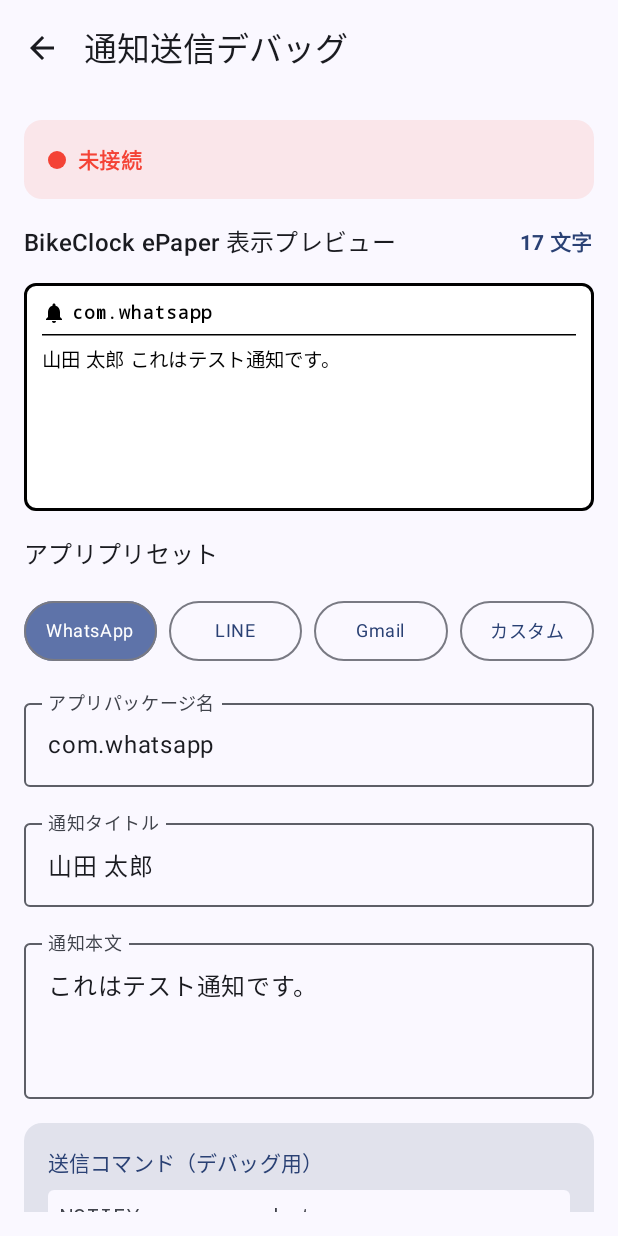
After one commit to pirorin215/btclock, an Android app built with Jetpack Compose: the composable NotificationDebugScreen shown on its own in the app's theme, on a phone screen of 412 x 824 dp. The commit adds this screen. Run offline under Robolectric (Android 15) with nearby library versions, the light colour scheme and no system bars.

Commit message:
Phase 13 通知の最大表示文字数設定と送信デバッグ画面を追加

```diff
--- a/BTClockMob/app/src/main/java/com/pirorin215/btclockmob/data/AppSettingsRepository.kt
+++ b/BTClockMob/app/src/main/java/com/pirorin215/btclockmob/data/AppSettingsRepository.kt
@@ -96,6 +96,18 @@ object Settings {
         booleanPreferencesKey("notification_forwarding_enabled"),
         true
     )
+
+    /** 通知の最大表示文字数のデフォルト値（実機調整による最適値） */
+    const val DEFAULT_NOTIFICATION_MAX_CHARS = 47
+
+    /**
+     * 通知の最大文字数（Phase 11 拡張）。
+     * ePaperの視認性を考慮し、この文字数で切り詰め、末尾に「＞」を付与する。
+     */
+    val NOTIFICATION_MAX_CHARS = SettingKey.Direct(
+        intPreferencesKey("notification_max_chars"),
+        DEFAULT_NOTIFICATION_MAX_CHARS
+    )
 }
 
 class AppSettingsRepository(private val context: Context) {
--- a/BTClockMob/app/src/main/java/com/pirorin215/btclockmob/service/BikeNotificationListener.kt
+++ b/BTClockMob/app/src/main/java/com/pirorin215/btclockmob/service/BikeNotificationListener.kt
@@ -73,6 +73,10 @@ class BikeNotificationListener : NotificationListenerService(), KoinComponent {
                 val title = extras.getCharSequence(Notification.EXTRA_TITLE)?.toString().orEmpty()
                 val body = extractText(notification).orEmpty()
 
+                // 最大文字数設定を取得
+                val maxChars = appSettingsRepository
+                    .getFlow(Settings.NOTIFICATION_MAX_CHARS).first()
+
                 // 本文構成: タイトル + 空白 + 本文。改行は空白に置換（drawWrappedTextが\nを無視するため）
                 val combined = listOf(title, body)
                     .map { it.replace("\n", " ").replace("\r", " ").trim() }
@@ -80,7 +84,15 @@ class BikeNotificationListener : NotificationListenerService(), KoinComponent {
                     .joinToString(" ")
                 if (combined.isEmpty()) return@launch
 
-                val truncated = truncateUtf8(combined, MAX_BODY_BYTES)
+                // 1) 文字数制限と「続きあり」記号の付与
+                val limitedText = if (combined.length > maxChars) {
+                    combined.take(maxChars - 1) + "＞"
+                } else {
+                    combined
+                }
+
+                // 2) バイト数制限での最終切り詰め
+                val truncated = truncateUtf8(limitedText, MAX_BODY_BYTES)
 
                 // デバウンス: 同一通知で同一本文かつ窓内は送信しない
                 val key = sbn.key ?: sbn.packageName
@@ -96,7 +108,7 @@ class BikeNotificationListener : NotificationListenerService(), KoinComponent {
                 }
 
                 val command = "NOTIFY:app=${sbn.packageName}\n$truncated"
-                logManager.addDebugLog("通知転送: ${sbn.packageName} / ${combined.take(40)}")
+                logManager.addDebugLog("通知転送: ${sbn.packageName} / ${truncated.take(40)}")
                 bleRepository.sendCommandSerial(command)
             }
         } catch (e: Exception) {
--- a/BTClockMob/app/src/main/java/com/pirorin215/btclockmob/ui/screen/AppSettingsScreen.kt
+++ b/BTClockMob/app/src/main/java/com/pirorin215/btclockmob/ui/screen/AppSettingsScreen.kt
@@ -72,6 +72,7 @@ fun AppSettingsScreen(appSettingsViewModel: AppSettingsViewModel, onBack: () ->
     val currentRouteOffset by appSettingsViewModel.routeCenterOffset.collectAsState()
     val currentTargetDeviceName by appSettingsViewModel.targetDeviceName.collectAsState()
     val currentNotifFwd by appSettingsViewModel.notificationForwardingEnabled.collectAsState()
+    val currentNotifMaxChars by appSettingsViewModel.notificationMaxChars.collectAsState()
 
     // ペアリング済みのBikeClockデバイス候補（設定画面の選択リスト／自動選択で使用）
     val context = LocalContext.current
@@ -84,6 +85,7 @@ fun AppSettingsScreen(appSettingsViewModel: AppSettingsViewModel, onBack: () ->
     var selectedDistance by remember(currentDistance) { mutableStateOf(currentDistance.toFloat()) }
     var selectedRouteOffset by remember(currentRouteOffset) { mutableStateOf(currentRouteOffset) }
     var notifFwdChecked by remember(currentNotifFwd) { mutableStateOf(currentNotifFwd) }
+    var selectedNotifMaxChars by remember(currentNotifMaxChars) { mutableStateOf(currentNotifMaxChars.toFloat()) }
     // 未選択(空)のときは先頭デバイスを事前選択（アプリが実際に接続しに行く対象と一致させる）
     var targetDeviceNameInput by remember(currentTargetDeviceName, pairedDevices) {
         mutableStateOf(currentTargetDeviceName.ifBlank { pairedDevices.firstOrNull() ?: "" })
@@ -110,6 +112,7 @@ fun AppSettingsScreen(appSettingsViewModel: AppSettingsViewModel, onBack: () ->
         appSettingsViewModel.saveRouteCenterOffset(selectedRouteOffset)
         appSettingsViewModel.saveTargetDeviceName(targetDeviceNameInput.trim())
         appSettingsViewModel.saveNotificationForwardingEnabled(notifFwdChecked)
+        appSettingsViewModel.saveNotificationMaxChars(selectedNotifMaxChars.roundToInt())
         onBack()
     }
 
@@ -199,6 +202,22 @@ fun AppSettingsScreen(appSettingsViewModel: AppSettingsViewModel, onBack: () ->
                     colors = SwitchDefaults.colors()
                 )
             }
+            Spacer(modifier = Modifier.height(8.dp))
+
+            // New: Notification max chars slider
+            Text(
+                text = "${stringResource(R.string.notification_max_chars)}: ${selectedNotifMaxChars.roundToInt()}文字",
+                style = MaterialTheme.typography.bodyLarge,
+                color = if (notifFwdChecked) MaterialTheme.colorScheme.onSurface else MaterialTheme.colorScheme.onSurfaceVariant.copy(alpha = 0.5f)
+            )
+            Slider(
+                value = selectedNotifMaxChars,
+                onValueChange = { selectedNotifMaxChars = it },
+                valueRange = 10f..100f,
+                steps = 90,
+                enabled = notifFwdChecked
+            )
+
             Spacer(modifier = Modifier.height(8.dp))
             if (listenerEnabled) {
                 Text(
--- a/BTClockMob/app/src/main/java/com/pirorin215/btclockmob/ui/screen/MainScreen.kt
+++ b/BTClockMob/app/src/main/java/com/pirorin215/btclockmob/ui/screen/MainScreen.kt
@@ -92,6 +92,7 @@ fun MainScreen(
     var showAppSettings by remember { mutableStateOf(false) }
     var showAppLogPanel by remember { mutableStateOf(false) }
     var showKeyCodeSettings by remember { mutableStateOf(false) }
+    var showNotificationDebug by remember { mutableStateOf(false) }
 
     var showConfirmDialog by remember { mutableStateOf(false) }
     var showDeleteSelectedDialog by remember { mutableStateOf(false) }
@@ -112,11 +113,13 @@ fun MainScreen(
     // KeyCodeSettingsViewModelの初期化 (Koin)
     val keyCodeSettingsViewModel: KeyCodeSettingsViewModel = koinViewModel()
 
-    BackHandler(enabled = isSelectionMode || showAppSettings || showKeyCodeSettings) {
+    BackHandler(enabled = isSelectionMode || showAppSettings || showKeyCodeSettings || showNotificationDebug) {
         if (showAppSettings) {
             showAppSettings = false
         } else if (showKeyCodeSettings) {
             showKeyCodeSettings = false
+        } else if (showNotificationDebug) {
+            showNotificationDebug = false
         } else if (isSelectionMode) {
             historyViewModel.exitSelectionMode()
         }
@@ -148,6 +151,12 @@ fun MainScreen(
             KeyCodeSettingsScreen(
                 viewModel = keyCodeSettingsViewModel,
                 onBack = { showKeyCodeSettings = false }
+            )
+        }
+        showNotificationDebug -> {
+            NotificationDebugScreen(
+                mainViewModel = mainViewModel,
+                onBack = { showNotificationDebug = false }
             )
         }
         else -> {
@@ -260,6 +269,13 @@ fun MainScreen(
                                         text = { Text("キー設定") },
                                         onClick = {
                                             showKeyCodeSettings = true
+                                            expanded = false
+                                        }
+                                    )
+                                    DropdownMenuItem(
+                                        text = { Text("通知デバッグ") },
+                                        onClick = {
+                                            showNotificationDebug = true
                                             expanded = false
                                         }
                                     )
--- /dev/null
+++ b/BTClockMob/app/src/main/java/com/pirorin215/btclockmob/ui/screen/NotificationDebugScreen.kt
@@ -0,0 +1,334 @@
+package com.pirorin215.btclockmob.ui.screen
+
+import android.widget.Toast
+import androidx.compose.foundation.background
+import androidx.compose.foundation.border
+import androidx.compose.foundation.clickable
+import androidx.compose.foundation.layout.*
+import androidx.compose.foundation.rememberScrollState
+import androidx.compose.foundation.shape.RoundedCornerShape
+import androidx.compose.foundation.verticalScroll
+import androidx.compose.material.icons.Icons
+import androidx.compose.material.icons.automirrored.filled.ArrowBack
+import androidx.compose.material.icons.automirrored.filled.Send
+import androidx.compose.material.icons.filled.Notifications
+import androidx.compose.material3.*
+import androidx.compose.runtime.*
+import androidx.compose.ui.Alignment
+import androidx.compose.ui.Modifier
+import androidx.compose.ui.graphics.Color
+import androidx.compose.ui.platform.LocalContext
+import androidx.compose.ui.text.font.FontFamily
+import androidx.compose.ui.text.font.FontWeight
+import androidx.compose.ui.text.style.TextOverflow
+import androidx.compose.ui.unit.dp
+import androidx.compose.ui.unit.sp
+import com.pirorin215.btclockmob.data.ConnectionState
+import com.pirorin215.btclockmob.viewModel.MainViewModel
+
+@OptIn(ExperimentalMaterial3Api::class)
+@Composable
+fun NotificationDebugScreen(
+    mainViewModel: MainViewModel,
+    onBack: () -> Unit
+) {
+    val context = LocalContext.current
+    val connectionState by mainViewModel.connectionState.collectAsState()
+    val maxCharsSetting by mainViewModel.notificationMaxChars.collectAsState()
+
+    var appName by remember { mutableStateOf("com.whatsapp") }
+    var title by remember { mutableStateOf("山田 太郎") }
+    var body by remember { mutableStateOf("これはテスト通知です。") }
+
+    // 送信コマンドのプレビュー生成用
+    val combinedText = remember(title, body) {
+        listOf(title, body)
+            .map { it.replace("\n", " ").replace("\r", " ").trim() }
+            .filter { it.isNotEmpty() }
+            .joinToString(" ")
+    }
+
+    val maxBytes = 180
+    val maxChars = maxCharsSetting
+    val truncatedText = remember(combinedText, maxChars) {
+        // 1) 文字数制限と「続きあり」記号の付与
+        val limitedText = if (combinedText.length > maxChars) {
+            combinedText.take(maxChars - 1) + "＞"
+        } else {
+            combinedText
+        }
+        // 2) バイト数制限での最終切り詰め
+        truncateUtf8(limitedText, maxBytes)
+    }
+
+    val previewCommand = remember(appName, truncatedText) {
+        "NOTIFY:app=$appName\n$truncatedText"
+    }
+
+    val commandBytesSize = remember(previewCommand) {
+        previewCommand.toByteArray(Charsets.UTF_8).size
+    }
+
+    // 接続状態
+    val isConnected = connectionState is ConnectionState.Connected
+
+    Scaffold(
+        topBar = {
+            TopAppBar(
+                title = { Text("通知送信デバッグ") },
+                navigationIcon = {
+                    IconButton(onClick = onBack) {
+                        Icon(Icons.AutoMirrored.Filled.ArrowBack, contentDescription = "戻る")
+                    }
+                }
+            )
+        }
+    ) { innerPadding ->
+        Column(
+            modifier = Modifier
+                .fillMaxSize()
+                .padding(innerPadding)
+                .padding(16.dp)
+                .verticalScroll(rememberScrollState()),
+            verticalArrangement = Arrangement.spacedBy(16.dp)
+        ) {
+            // 接続ステータス表示
+            val statusText = if (isConnected) "接続中: ${(connectionState as ConnectionState.Connected).device.name}" else "未接続"
+            val statusColor = if (isConnected) Color(0xFF4CAF50) else Color(0xFFF44336)
+
+            Card(
+                modifier = Modifier.fillMaxWidth(),
+                colors = CardDefaults.cardColors(containerColor = statusColor.copy(alpha = 0.1f))
+            ) {
+                Row(
+                    modifier = Modifier.padding(16.dp),
+                    verticalAlignment = Alignment.CenterVertically
+                ) {
+                    Box(
+                        modifier = Modifier
+                            .size(12.dp)
+                            .background(statusColor, shape = RoundedCornerShape(6.dp))
+                    )
+                    Spacer(modifier = Modifier.width(8.dp))
+                    Text(
+                        text = statusText,
+                        style = MaterialTheme.typography.bodyMedium,
+                        color = statusColor,
+                        fontWeight = FontWeight.Bold
+                    )
+                }
+            }
+
+            // ePaper プレビュー風カード
+            Row(
+                modifier = Modifier.fillMaxWidth(),
+                horizontalArrangement = Arrangement.SpaceBetween,
+                verticalAlignment = Alignment.CenterVertically
+            ) {
+                Text("BikeClock ePaper 表示プレビュー", style = MaterialTheme.typography.titleMedium)
+                Text(
+                    text = "${truncatedText.length} 文字",
+                    style = MaterialTheme.typography.bodyMedium,
+                    color = MaterialTheme.colorScheme.primary,
+                    fontWeight = FontWeight.Bold
+                )
+            }
+            Card(
+                modifier = Modifier
+                    .fillMaxWidth()
+                    .aspectRatio(2.5f) // ePaper のアスペクト比を模擬
+                    .border(2.dp, Color.Black, RoundedCornerShape(8.dp)),
+                shape = RoundedCornerShape(8.dp),
+                colors = CardDefaults.cardColors(
+                    containerColor = Color.White,
+                    contentColor = Color.Black
+                )
+            ) {
+                Column(
+                    modifier = Modifier
+                        .fillMaxSize()
+                        .padding(12.dp)
+                ) {
+                    // ヘッダー: アプリ名
+                    Row(
+                        verticalAlignment = Alignment.CenterVertically,
+                        modifier = Modifier
+                            .fillMaxWidth()
+                            .padding(bottom = 6.dp)
+                    ) {
+                        Icon(
+                            Icons.Default.Notifications,
+                            contentDescription = null,
+                            tint = Color.Black,
+                            modifier = Modifier.size(16.dp)
+                        )
+                        Spacer(modifier = Modifier.width(4.dp))
+                        Text(
+                            text = appName.ifEmpty { "System Notification" },
+                            style = MaterialTheme.typography.labelMedium.copy(
+                                fontWeight = FontWeight.Bold,
+                                fontSize = 12.sp,
+                                fontFamily = FontFamily.Monospace
+                            ),
+                            maxLines = 1,
+                            overflow = TextOverflow.Ellipsis
+                        )
+                    }
+
+                    HorizontalDivider(color = Color.Black, thickness = 1.dp)
+
+                    // 本文表示
+                    Text(
+                        text = truncatedText.ifEmpty { "（表示するテキストがありません）" },
+                        style = MaterialTheme.typography.bodyMedium.copy(
+                            fontSize = 13.sp,
+                            lineHeight = 16.sp,
+                            fontFamily = FontFamily.SansSerif
+                        ),
+                        modifier = Modifier
+                            .weight(1f)
+                            .padding(top = 6.dp),
+                        overflow = TextOverflow.Ellipsis
+                    )
+                }
+            }
+
+            // プリセット選択
+            Text("アプリプリセット", style = MaterialTheme.typography.titleMedium)
+            Row(
+                modifier = Modifier.fillMaxWidth(),
+                horizontalArrangement = Arrangement.spacedBy(8.dp)
+            ) {
+                listOf(
+                    "WhatsApp" to "com.whatsapp",
+                    "LINE" to "jp.naver.line.android",
+                    "Gmail" to "com.google.android.gm",
+                    "カスタム" to "com.example.notification"
+                ).forEach { (label, pkg) ->
+                    val selected = appName == pkg
+                    OutlinedButton(
+                        onClick = { appName = pkg },
+                        modifier = Modifier.weight(1f),
+                        colors = ButtonDefaults.outlinedButtonColors(
+                            containerColor = if (selected) MaterialTheme.colorScheme.primaryContainer else Color.Transparent,
+                            contentColor = if (selected) MaterialTheme.colorScheme.onPrimaryContainer else MaterialTheme.colorScheme.primary
+                        ),
+                        contentPadding = PaddingValues(horizontal = 4.dp, vertical = 8.dp)
+                    ) {
+                        Text(label, style = MaterialTheme.typography.bodySmall)
+                    }
+                }
+            }
+
+            // 入力フォーム
+            OutlinedTextField(
+                value = appName,
+                onValueChange = { appName = it },
+                label = { Text("アプリパッケージ名") },
+                modifier = Modifier.fillMaxWidth(),
+                singleLine = true
+            )
+
+            OutlinedTextField(
+                value = title,
+                onValueChange = { title = it },
+                label = { Text("通知タイトル") },
+                modifier = Modifier.fillMaxWidth(),
+                singleLine = true
+            )
+
+            OutlinedTextField(
+                value = body,
+                onValueChange = { body = it },
+                label = { Text("通知本文") },
+                modifier = Modifier.fillMaxWidth(),
+                minLines = 3
+            )
+
+            // プレビューカード
+            Card(
+                modifier = Modifier.fillMaxWidth(),
+                colors = CardDefaults.cardColors(containerColor = MaterialTheme.colorScheme.surfaceVariant)
+            ) {
+                Column(modifier = Modifier.padding(16.dp)) {
+                    Text(
+                        text = "送信コマンド（デバッグ用）",
+                        style = MaterialTheme.typography.titleSmall,
+                        color = MaterialTheme.colorScheme.primary
+                    )
+                    Spacer(modifier = Modifier.height(8.dp))
+                    Text(
+                        text = previewCommand,
+                        style = MaterialTheme.typography.bodyMedium.copy(fontFamily = FontFamily.Monospace),
+                        modifier = Modifier
+                            .fillMaxWidth()
+                            .background(MaterialTheme.colorScheme.surface, shape = RoundedCornerShape(4.dp))
+                            .padding(8.dp)
+                    )
+                    Spacer(modifier = Modifier.height(8.dp))
+                    Row(
+                        modifier = Modifier.fillMaxWidth(),
+                        horizontalArrangement = Arrangement.SpaceBetween
+                    ) {
+                        Text(
+                            text = "本文: ${truncatedText.toByteArray(Charsets.UTF_8).size} / $maxBytes bytes",
+                            style = MaterialTheme.typography.bodySmall,
+                            color = if (combinedText.toByteArray(Charsets.UTF_8).size > maxBytes) Color(0xFFFF9800) else MaterialTheme.colorScheme.onSurfaceVariant
+                        )
+                        Text(
+                            text = "総サイズ: $commandBytesSize bytes",
+                            style = MaterialTheme.typography.bodySmall,
+                            color = MaterialTheme.colorScheme.onSurfaceVariant
+                        )
+                    }
+                    val isOverLimit = combinedText.length > maxChars || combinedText.toByteArray(Charsets.UTF_8).size > maxBytes
+                    if (isOverLimit) {
+                        val reason = if (combinedText.length > maxChars) "${maxChars}文字" else "${maxBytes}B"
+                        Text(
+                            text = "※本文が上限（$reason）を超えるため切り詰められます",
+                            style = MaterialTheme.typography.labelSmall,
+                            color = Color(0xFFFF9800),
+                            modifier = Modifier.padding(top = 4.dp)
+                        )
+                    }
+                }
+            }
+
+            // 送信ボタン
+            Button(
+                onClick = {
+                    if (!isConnected) {
+                        Toast.makeText(context, "デバイスに接続されていません", Toast.LENGTH_SHORT).show()
+                        return@Button
+                    }
+                    try {
+                        mainViewModel.sendCommand(previewCommand)
+                        Toast.makeText(context, "通知コマンドを送信しました", Toast.LENGTH_SHORT).show()
+                    } catch (e: Exception) {
+                        Toast.makeText(context, "送信失敗: ${e.message}", Toast.LENGTH_SHORT).show()
+                    }
+                },
+                modifier = Modifier.fillMaxWidth(),
+                enabled = isConnected && appName.isNotEmpty() && (title.isNotEmpty() || body.isNotEmpty())
+            ) {
+                Icon(Icons.AutoMirrored.Filled.Send, contentDescription = null)
+                Spacer(modifier = Modifier.width(8.dp))
+                Text("通知を送信")
+            }
+        }
+    }
+}
+
+/**
+ * UTF-8 で maxBytes を超えないよう切り詰める（マルチバイト文字の途中で切らない）。
+ */
+private fun truncateUtf8(text: String, maxBytes: Int): String {
+    val bytes = text.toByteArray(Charsets.UTF_8)
+    if (bytes.size <= maxBytes) return text
+    var len = maxBytes
+    // 末尾が UTF-8 継続バイト(0b10xxxxxx)で終わらないよう巻き戻す
+    while (len > 0 && (bytes[len - 1].toInt() and 0xC0) == 0x80) len--
+    // その後、先頭バイト(0b11xxxxxx)単独で残っていたら不完全なので削る
+    if (len > 0 && (bytes[len - 1].toInt() and 0xC0) == 0xC0) len--
+    return String(bytes, 0, len, Charsets.UTF_8)
+}
--- a/BTClockMob/app/src/main/java/com/pirorin215/btclockmob/viewModel/AppSettingsViewModel.kt
+++ b/BTClockMob/app/src/main/java/com/pirorin215/btclockmob/viewModel/AppSettingsViewModel.kt
@@ -75,6 +75,14 @@ class AppSettingsViewModel(
                 initialValue = true
             )
 
+    val notificationMaxChars: StateFlow<Int> =
+        appSettingsRepository.getFlow(Settings.NOTIFICATION_MAX_CHARS)
+            .stateIn(
+                scope = viewModelScope,
+                started = SharingStarted.WhileSubscribed(5000),
+                initialValue = Settings.DEFAULT_NOTIFICATION_MAX_CHARS
+            )
+
     fun saveThemeMode(themeMode: ThemeMode) {
         viewModelScope.launch {
             appSettingsRepository.setValue(Settings.THEME_MODE, themeMode)
@@ -126,4 +134,10 @@ class AppSettingsViewModel(
             appSettingsRepository.setValue(Settings.NOTIFICATION_FORWARDING_ENABLED, enable)
         }
     }
+
+    fun saveNotificationMaxChars(maxChars: Int) {
+        viewModelScope.launch {
+            appSettingsRepository.setValue(Settings.NOTIFICATION_MAX_CHARS, maxChars)
+        }
+    }
 }
--- a/BTClockMob/app/src/main/java/com/pirorin215/btclockmob/viewModel/MainViewModel.kt
+++ b/BTClockMob/app/src/main/java/com/pirorin215/btclockmob/viewModel/MainViewModel.kt
@@ -34,6 +34,9 @@ class MainViewModel(
     // --- UI State Flows ---
     val themeMode: StateFlow<ThemeMode> = appSettingsRepository.getFlow(Settings.THEME_MODE)
         .stateIn(viewModelScope, SharingStarted.WhileSubscribed(5000), ThemeMode.SYSTEM)
+
+    val notificationMaxChars: StateFlow<Int> = appSettingsRepository.getFlow(Settings.NOTIFICATION_MAX_CHARS)
+        .stateIn(viewModelScope, SharingStarted.WhileSubscribed(5000), Settings.DEFAULT_NOTIFICATION_MAX_CHARS)
 
     val logs = logManager.logs
 
--- a/BTClockMob/app/src/main/res/values/strings.xml
+++ b/BTClockMob/app/src/main/res/values/strings.xml
@@ -30,6 +30,7 @@
 
     <!-- Notification forwarding (Phase 11) -->
     <string name="notification_forwarding">スマホ通知をBikeClockに転送</string>
+    <string name="notification_max_chars">通知の最大表示文字数</string>
     <string name="notification_access_permission">通知へのアクセスを許可</string>
     <string name="notification_access_granted">通知へのアクセス: 許可済み</string>
     <string name="notification_access_not_granted">通知転送には通知へのアクセス許可が必要です</string>
```
Also changed, not shown: 1 other file.
